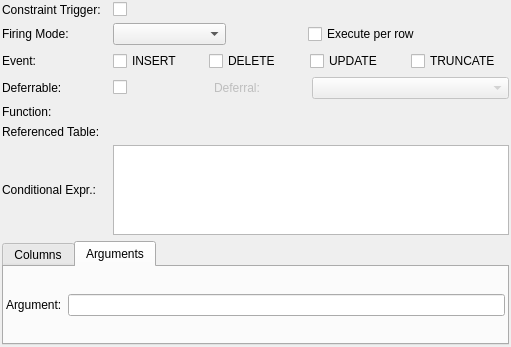
Qt form libpgmodeler_ui/ui/triggerwidget.ui (pgmodeler/pgmodeler) before a commit.
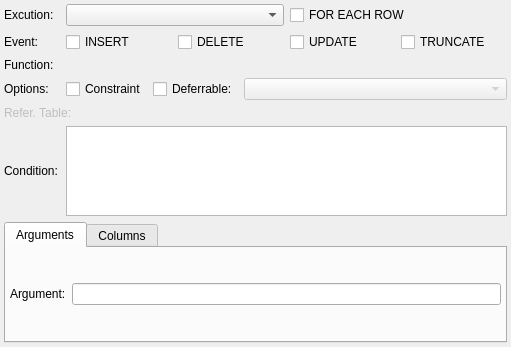
The same form after that commit. The open tabs and pages were chosen to show the change.

Commit message:
Fixes on trigger class and editing form.
Minor fixes on BaseRelationship, Constraint, Table, Textbox

Minor fixes on ModelWidget copy/paste operations

Patch:
```diff
--- a/libpgmodeler_ui/ui/triggerwidget.ui
+++ b/libpgmodeler_ui/ui/triggerwidget.ui
@@ -21,40 +21,79 @@
   </property>
   <layout class="QGridLayout" name="trigger_grid">
    <property name="margin">
-    <number>2</number>
+    <number>4</number>
    </property>
    <property name="spacing">
     <number>6</number>
    </property>
-   <item row="1" column="0">
-    <widget class="QLabel" name="firing_mode_lbl">
-     <property name="enabled">
-      <bool>true</bool>
-     </property>
-     <property name="sizePolicy">
-      <sizepolicy hsizetype="Preferred" vsizetype="Fixed">
-       <horstretch>0</horstretch>
-       <verstretch>0</verstretch>
-      </sizepolicy>
-     </property>
-     <property name="minimumSize">
-      <size>
-       <width>0</width>
-       <height>0</height>
-      </size>
-     </property>
-     <property name="maximumSize">
-      <size>
-       <width>16777215</width>
-       <height>16777215</height>
-      </size>
-     </property>
-     <property name="text">
-      <string>Firing Mode:</string>
-     </property>
-    </widget>
+   <item row="3" column="2">
+    <layout class="QHBoxLayout" name="horizontalLayout">
+     <item>
+      <widget class="QCheckBox" name="constr_trig_chk">
+       <property name="sizePolicy">
+        <sizepolicy hsizetype="Preferred" vsizetype="Fixed">
+         <horstretch>0</horstretch>
+         <verstretch>0</verstretch>
+        </sizepolicy>
+       </property>
+       <property name="text">
+        <string>Constraint</string>
+       </property>
+      </widget>
+     </item>
+     <item>
+      <widget class="QCheckBox" name="deferrable_chk">
+       <property name="sizePolicy">
+        <sizepolicy hsizetype="Minimum" vsizetype="Fixed">
+         <horstretch>0</horstretch>
+         <verstretch>0</verstretch>
+        </sizepolicy>
+       </property>
+       <property name="minimumSize">
+        <size>
+         <width>0</width>
+         <height>0</height>
+        </size>
+       </property>
+       <property name="maximumSize">
+        <size>
+         <width>16777215</width>
+         <height>16777215</height>
+        </size>
+       </property>
+       <property name="text">
+        <string>Deferrable:</string>
+       </property>
+      </widget>
+     </item>
+     <item>
+      <widget class="QComboBox" name="deferral_type_cmb">
+       <property name="enabled">
+        <bool>false</bool>
+       </property>
+       <property name="sizePolicy">
+        <sizepolicy hsizetype="Expanding" vsizetype="Fixed">
+         <horstretch>0</horstretch>
+         <verstretch>0</verstretch>
+        </sizepolicy>
+       </property>
+       <property name="minimumSize">
+        <size>
+         <width>0</width>
+         <height>0</height>
+        </size>
+       </property>
+       <property name="maximumSize">
+        <size>
+         <width>16777215</width>
+         <height>16777215</height>
+        </size>
+       </property>
+      </widget>
+     </item>
+    </layout>
    </item>
-   <item row="1" column="2">
+   <item row="0" column="2">
     <layout class="QHBoxLayout" name="horizontalLayout_2">
      <item>
       <widget class="QComboBox" name="firing_mode_cmb">
@@ -62,7 +101,7 @@
         <bool>true</bool>
        </property>
        <property name="sizePolicy">
-        <sizepolicy hsizetype="Fixed" vsizetype="Fixed">
+        <sizepolicy hsizetype="Preferred" vsizetype="Fixed">
          <horstretch>0</horstretch>
          <verstretch>0</verstretch>
         </sizepolicy>
@@ -81,26 +120,10 @@
        </property>
       </widget>
      </item>
-     <item>
-      <spacer name="horizontalSpacer">
-       <property name="orientation">
-        <enum>Qt::Horizontal</enum>
-       </property>
-       <property name="sizeType">
-        <enum>QSizePolicy::Fixed</enum>
-       </property>
-       <property name="sizeHint" stdset="0">
-        <size>
-         <width>76</width>
-         <height>20</height>
-        </size>
-       </property>
-      </spacer>
-     </item>
      <item>
       <widget class="QCheckBox" name="exec_per_row_chk">
        <property name="sizePolicy">
-        <sizepolicy hsizetype="Expanding" vsizetype="Fixed">
+        <sizepolicy hsizetype="Preferred" vsizetype="Fixed">
          <horstretch>0</horstretch>
          <verstretch>0</verstretch>
         </sizepolicy>
@@ -118,14 +141,14 @@
         </size>
        </property>
        <property name="text">
-        <string>Execute per row</string>
+        <string>FOR EACH ROW</string>
        </property>
       </widget>
      </item>
     </layout>
    </item>
-   <item row="2" column="0">
-    <widget class="QLabel" name="evento_lbl">
+   <item row="1" column="0" colspan="2">
+    <widget class="QLabel" name="event_lbl">
      <property name="sizePolicy">
       <sizepolicy hsizetype="Preferred" vsizetype="Fixed">
        <horstretch>0</horstretch>
@@ -149,7 +172,7 @@
      </property>
     </widget>
    </item>
-   <item row="2" column="2">
+   <item row="1" column="2">
     <layout class="QHBoxLayout" name="horizontalLayout_3">
      <property name="sizeConstraint">
       <enum>QLayout::SetDefaultConstraint</enum>
@@ -157,14 +180,14 @@
      <item>
       <widget class="QCheckBox" name="insert_chk">
        <property name="sizePolicy">
-        <sizepolicy hsizetype="Fixed" vsizetype="Fixed">
+        <sizepolicy hsizetype="Preferred" vsizetype="Fixed">
          <horstretch>0</horstretch>
          <verstretch>0</verstretch>
         </sizepolicy>
        </property>
        <property name="minimumSize">
         <size>
-         <width>90</width>
+         <width>0</width>
          <height>0</height>
         </size>
        </property>
@@ -182,14 +205,14 @@
      <item>
       <widget class="QCheckBox" name="delete_chk">
        <property name="sizePolicy">
-        <sizepolicy hsizetype="Fixed" vsizetype="Fixed">
+        <sizepolicy hsizetype="Preferred" vsizetype="Fixed">
          <horstretch>0</horstretch>
          <verstretch>0</verstretch>
         </sizepolicy>
        </property>
        <property name="minimumSize">
         <size>
-         <width>95</width>
+         <width>0</width>
          <height>0</height>
         </size>
        </property>
@@ -207,14 +230,14 @@
      <item>
       <widget class="QCheckBox" name="update_chk">
        <property name="sizePolicy">
-        <sizepolicy hsizetype="Fixed" vsizetype="Fixed">
+        <sizepolicy hsizetype="Preferred" vsizetype="Fixed">
          <horstretch>0</horstretch>
          <verstretch>0</verstretch>
         </sizepolicy>
        </property>
        <property name="minimumSize">
         <size>
-         <width>95</width>
+         <width>0</width>
          <height>0</height>
         </size>
        </property>
@@ -232,14 +255,14 @@
      <item>
       <widget class="QCheckBox" name="truncate_chk">
        <property name="sizePolicy">
-        <sizepolicy hsizetype="Expanding" vsizetype="Fixed">
+        <sizepolicy hsizetype="Preferred" vsizetype="Fixed">
          <horstretch>0</horstretch>
          <verstretch>0</verstretch>
         </sizepolicy>
        </property>
        <property name="minimumSize">
         <size>
-         <width>100</width>
+         <width>0</width>
          <height>0</height>
         </size>
        </property>
@@ -256,117 +279,10 @@
      </item>
     </layout>
    </item>
-   <item row="3" column="0">
-    <widget class="QLabel" name="deferrable_lbl">
-     <property name="sizePolicy">
-      <sizepolicy hsizetype="Preferred" vsizetype="Fixed">
-       <horstretch>0</horstretch>
-       <verstretch>0</verstretch>
-      </sizepolicy>
-     </property>
-     <property name="minimumSize">
-      <size>
-       <width>0</width>
-       <height>0</height>
-      </size>
-     </property>
-     <property name="maximumSize">
-      <size>
-       <width>16777215</width>
-       <height>16777215</height>
-      </size>
-     </property>
-     <property name="text">
-      <string>Deferrable:</string>
-     </property>
-    </widget>
-   </item>
-   <item row="3" column="2">
-    <layout class="QHBoxLayout" name="horizontalLayout">
-     <item>
-      <widget class="QCheckBox" name="deferrable_chk">
-       <property name="sizePolicy">
-        <sizepolicy hsizetype="Fixed" vsizetype="Fixed">
-         <horstretch>0</horstretch>
-         <verstretch>0</verstretch>
-        </sizepolicy>
-       </property>
-       <property name="minimumSize">
-        <size>
-         <width>95</width>
-         <height>0</height>
-        </size>
-       </property>
-       <property name="maximumSize">
-        <size>
-         <width>90</width>
-         <height>16777215</height>
-        </size>
-       </property>
-       <property name="text">
-        <string/>
-       </property>
-      </widget>
-     </item>
-     <item>
-      <widget class="QLabel" name="deferral_type_lbl">
-       <property name="enabled">
-        <bool>false</bool>
-       </property>
-       <property name="sizePolicy">
-        <sizepolicy hsizetype="Fixed" vsizetype="Fixed">
-         <horstretch>0</horstretch>
-         <verstretch>0</verstretch>
-        </sizepolicy>
-       </property>
-       <property name="minimumSize">
-        <size>
-         <width>92</width>
-         <height>0</height>
-        </size>
-       </property>
-       <property name="maximumSize">
-        <size>
-         <width>16777215</width>
-         <height>16777215</height>
-        </size>
-       </property>
-       <property name="text">
-        <string>Deferral:</string>
-       </property>
-      </widget>
-     </item>
-     <item>
-      <widget class="QComboBox" name="deferral_type_cmb">
-       <property name="enabled">
-        <bool>false</bool>
-       </property>
-       <property name="sizePolicy">
-        <sizepolicy hsizetype="Minimum" vsizetype="Fixed">
-         <horstretch>0</horstretch>
-         <verstretch>0</verstretch>
-        </sizepolicy>
-       </property>
-       <property name="minimumSize">
-        <size>
-         <width>0</width>
-         <height>0</height>
-        </size>
-       </property>
-       <property name="maximumSize">
-        <size>
-         <width>16777215</width>
-         <height>16777215</height>
-        </size>
-       </property>
-      </widget>
-     </item>
-    </layout>
-   </item>
-   <item row="6" column="0">
+   <item row="6" column="0" colspan="3">
     <widget class="QLabel" name="ref_table_lbl">
      <property name="enabled">
-      <bool>true</bool>
+      <bool>false</bool>
      </property>
      <property name="sizePolicy">
       <sizepolicy hsizetype="Preferred" vsizetype="Fixed">
@@ -387,11 +303,11 @@
       </size>
      </property>
      <property name="text">
-      <string>Referenced Table:</string>
+      <string>Refer. Table:</string>
      </property>
     </widget>
    </item>
-   <item row="7" column="0">
+   <item row="7" column="0" colspan="2">
     <widget class="QLabel" name="cond_expr_lbl">
      <property name="sizePolicy">
       <sizepolicy hsizetype="Preferred" vsizetype="Preferred">
@@ -412,7 +328,7 @@
       </size>
      </property>
      <property name="text">
-      <string>Conditional Expr.:</string>
+      <string>Condition:</string>
      </property>
     </widget>
    </item>
@@ -467,6 +383,36 @@
      <property name="currentIndex">
       <number>0</number>
      </property>
+     <widget class="QWidget" name="tab">
+      <attribute name="title">
+       <string>Arguments</string>
+      </attribute>
+      <layout class="QGridLayout" name="gridLayout">
+       <property name="margin">
+        <number>4</number>
+       </property>
+       <property name="spacing">
+        <number>6</number>
+       </property>
+       <item row="0" column="0">
+        <widget class="QLabel" name="argument_lbl">
+         <property name="text">
+          <string>Argument:</string>
+         </property>
+        </widget>
+       </item>
+       <item row="0" column="1">
+        <widget class="QLineEdit" name="argument_edt">
+         <property name="minimumSize">
+          <size>
+           <width>180</width>
+           <height>0</height>
+          </size>
+         </property>
+        </widget>
+       </item>
+      </layout>
+     </widget>
      <widget class="QWidget" name="tab_2">
       <attribute name="title">
        <string>Columns</string>
@@ -518,36 +464,9 @@
        </item>
       </layout>
      </widget>
-     <widget class="QWidget" name="tab">
-      <attribute name="title">
-       <string>Arguments</string>
-      </attribute>
-      <layout class="QGridLayout" name="gridLayout">
-       <property name="margin">
-        <number>2</number>
-       </property>
-       <item row="0" column="0">
-        <widget class="QLabel" name="argument_lbl">
-         <property name="text">
-          <string>Argument:</string>
-         </property>
-        </widget>
-       </item>
-       <item row="0" column="1">
-        <widget class="QLineEdit" name="argument_edt">
-         <property name="minimumSize">
-          <size>
-           <width>180</width>
-           <height>0</height>
-          </size>
-         </property>
-        </widget>
-       </item>
-      </layout>
-     </widget>
     </widget>
    </item>
-   <item row="5" column="0">
+   <item row="2" column="0">
     <widget class="QLabel" name="function_lbl">
      <property name="enabled">
       <bool>true</bool>
@@ -575,10 +494,13 @@
      </property>
     </widget>
    </item>
-   <item row="0" column="0">
-    <widget class="QLabel" name="constr_trig_lbl">
+   <item row="3" column="0" colspan="2">
+    <widget class="QLabel" name="options_lbl">
+     <property name="enabled">
+      <bool>true</bool>
+     </property>
      <property name="sizePolicy">
-      <sizepolicy hsizetype="Preferred" vsizetype="Preferred">
+      <sizepolicy hsizetype="Preferred" vsizetype="Fixed">
        <horstretch>0</horstretch>
        <verstretch>0</verstretch>
       </sizepolicy>
@@ -596,14 +518,35 @@
       </size>
      </property>
      <property name="text">
-      <string>Constraint Trigger:</string>
+      <string>Options:</string>
      </property>
     </widget>
    </item>
-   <item row="0" column="2">
-    <widget class="QCheckBox" name="constr_trig_chk">
+   <item row="0" column="0" colspan="2">
+    <widget class="QLabel" name="firing_mode_lbl">
+     <property name="enabled">
+      <bool>true</bool>
+     </property>
+     <property name="sizePolicy">
+      <sizepolicy hsizetype="Preferred" vsizetype="Fixed">
+       <horstretch>0</horstretch>
+       <verstretch>0</verstretch>
+      </sizepolicy>
+     </property>
+     <property name="minimumSize">
+      <size>
+       <width>0</width>
+       <height>0</height>
+      </size>
+     </property>
+     <property name="maximumSize">
+      <size>
+       <width>16777215</width>
+       <height>16777215</height>
+      </size>
+     </property>
      <property name="text">
-      <string/>
+      <string>Excution:</string>
      </property>
     </widget>
    </item>
```
Left out of the diff: 8 changed lines with no effect on the pictures. The commit also changes 23 other files.
